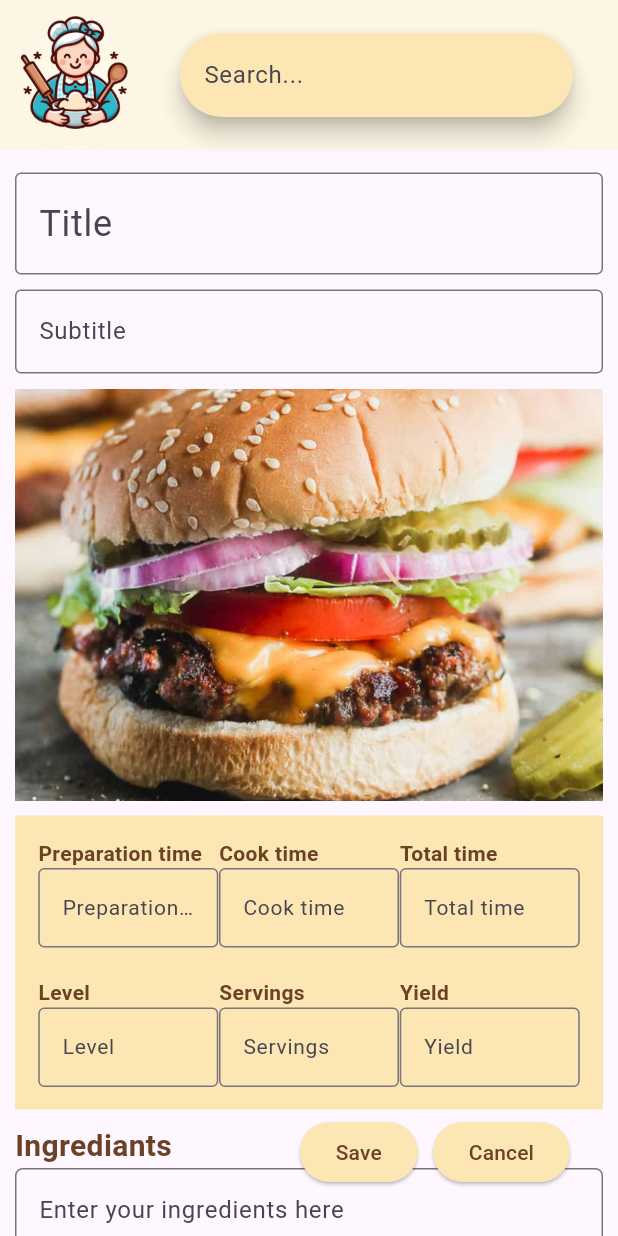
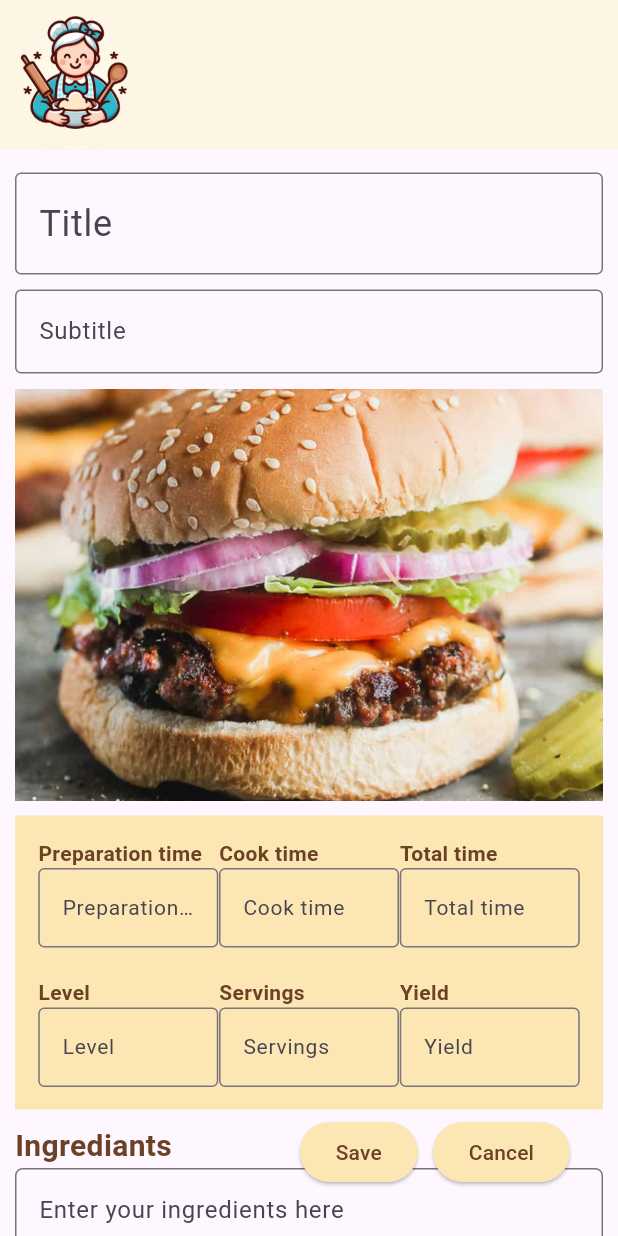
Before and after one commit to NikoletaDalaktchieva/2024-grandmas-recipes, a Flutter app: the screen it shows after launch, after a tap on the "add" icon, on a phone screen of 412 x 824 dp. Run offline on Flutter 3.47's test engine with Material 3 defaults, Android fonts, the phone set to English and light mode, and no system bars; drawn by our look-alikes of flutter_form_builder; our stand-ins replace get, hive, hive_flutter; accounts and stored records are empty.

Commit message:
Remove search bar when add/eddit recipe

```diff
--- a/lib/components/header.dart
+++ b/lib/components/header.dart
@@ -21,9 +21,10 @@ class Header extends StatelessWidget {
           logo(),
           if (size > Breakpoints.tablet) title(size),
           const Spacer(),
-          search(size),
+          if (onSearchChanged != null) search(size),
           const Spacer(),
-          if (size > Breakpoints.tablet) addRecipeButton(),
+          if (size > Breakpoints.tablet && onSearchChanged != null)
+            addRecipeButton(),
           const SizedBox(width: 10),
         ],
       ),
@@ -42,9 +43,9 @@ class Header extends StatelessWidget {
       TextSpan(
         children: [
           const TextSpan(
-            text: "Grandma's",
+            text: "Grandma's ",
           ),
-          if (size < Breakpoints.smallComputer)
+          if (size < Breakpoints.smallComputer && onSearchChanged != null)
             const TextSpan(
                 text:
                     '\n'), //For smaller screens set the text to be on two rows
@@ -68,12 +69,18 @@ class Header extends StatelessWidget {
           : size -
               150, //Make the search bar flexible so it can fit bigger space on bigger screens.
       child: SearchBar(
-          hintText: 'Search...',
-          onChanged: onSearchChanged,
-          backgroundColor: const WidgetStatePropertyAll(
-            AppColors.elementColor,
-            //TODO add search bar
-          )),
+        hintText: 'Search...',
+        onChanged: onSearchChanged,
+        backgroundColor: const WidgetStatePropertyAll(AppColors.elementColor),
+        trailing: [
+          IconButton(
+            icon: const Icon(Icons.search),
+            onPressed: () {
+              Get.toNamed("/");
+            },
+          ),
+        ],
+      ),
     );
   }
 
--- a/lib/components/recipe_card.dart
+++ b/lib/components/recipe_card.dart
@@ -42,7 +42,7 @@ class RecipeCard extends StatelessWidget {
       trailing: IconButton(
         icon: const Icon(Icons.edit),
         onPressed: () {
-          Get.toNamed("/add_recipe", arguments: recipe);
+          Get.toNamed("/edit_recipe", arguments: recipe);
         },
       ),
     );
--- a/lib/main.dart
+++ b/lib/main.dart
@@ -24,6 +24,7 @@ Future<void> main() async {
       getPages: [
         GetPage(name: "/", page: () => MainScreen()),
         GetPage(name: "/add_recipe", page: () => AddRecipe()),
+        GetPage(name: "/edit_recipe", page: () => AddRecipe()),
       ],
     ),
   );
--- a/lib/pages/add_recipe.dart
+++ b/lib/pages/add_recipe.dart
@@ -251,7 +251,7 @@ class AddRecipe extends StatelessWidget {
         getKey("ingredients"),
         getKey("directions"));
 
-    if (this.recipe.title.isEmpty) {
+    if (recipe.title.isEmpty) {
       recipeController.add(newRecipe);
     } else {
       recipeController.update(recipe.id, newRecipe);
--- a/pubspec.yaml
+++ b/pubspec.yaml
@@ -10,7 +10,7 @@ dependencies:
   flutter:
     sdk: flutter
   get: ^4.6.5
-  flutter_form_builder: ^7.0.0
+  flutter_form_builder: ^8.0.0
   hive: ^2.2.0
   hive_flutter: ^1.1.0
 
```
Also changed, not shown: pubspec.lock.
